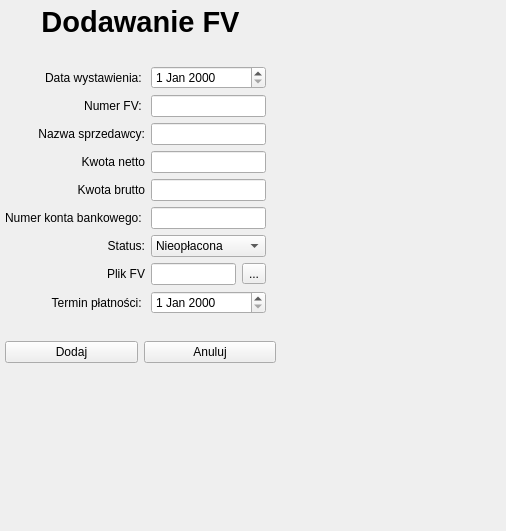
Qt form layout/dodawanie_faktury.ui (Buczek05/Faktury-zarzadzanie) before a commit.
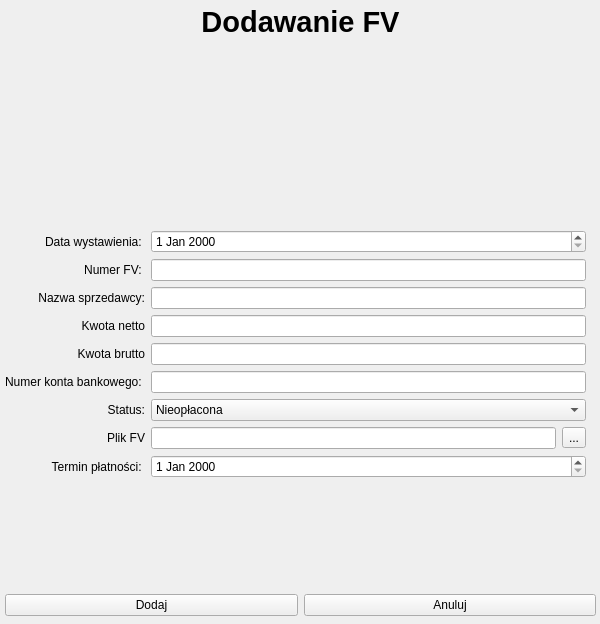
The same form after that commit.

Diff of the .ui file:
```diff
--- a/layout/dodawanie_faktury.ui
+++ b/layout/dodawanie_faktury.ui
@@ -6,8 +6,8 @@
    <rect>
     <x>0</x>
     <y>0</y>
-    <width>506</width>
-    <height>531</height>
+    <width>600</width>
+    <height>624</height>
    </rect>
   </property>
   <property name="windowTitle">
@@ -18,8 +18,8 @@
     <rect>
      <x>0</x>
      <y>0</y>
-     <width>281</width>
-     <height>368</height>
+     <width>601</width>
+     <height>621</height>
     </rect>
    </property>
    <layout class="QVBoxLayout" name="verticalLayout" stretch="1,1,9,1,1">
@@ -66,7 +66,7 @@
      </spacer>
     </item>
     <item>
-     <layout class="QGridLayout" name="gridLayout" rowstretch="0,0,0,0,0,0,0,0,0,0,0" columnstretch="1,0">
+     <layout class="QGridLayout" name="gridLayout" rowstretch="0,0,0,0,0,0,0,0,0,0,0" columnstretch="0,0">
       <property name="rightMargin">
        <number>10</number>
       </property>
```
Left out of the diff: 2 changed lines with no effect on the pictures.
